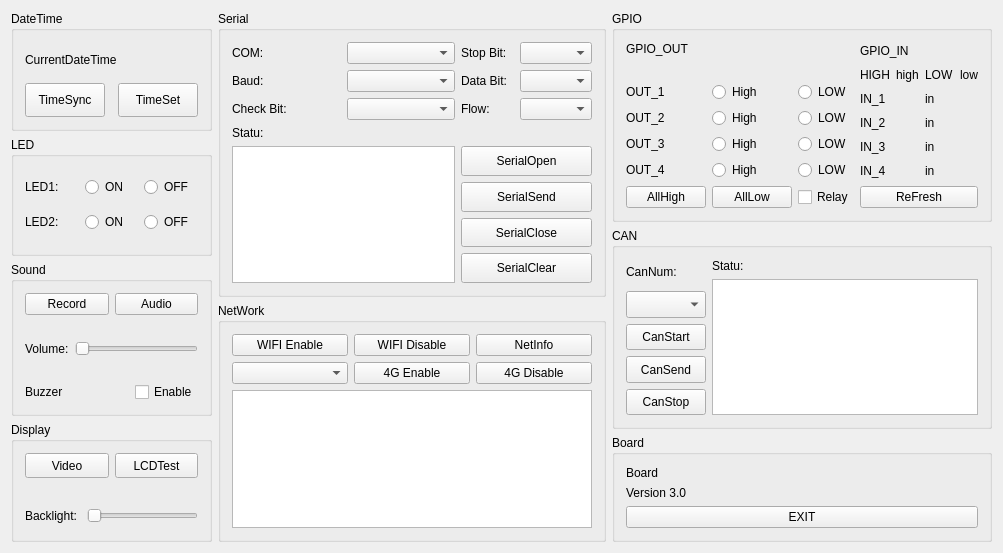
This is mainwindow.ui in Chipsee/hardwaretest as Qt 5 draws it before an edit. The edited form follows.
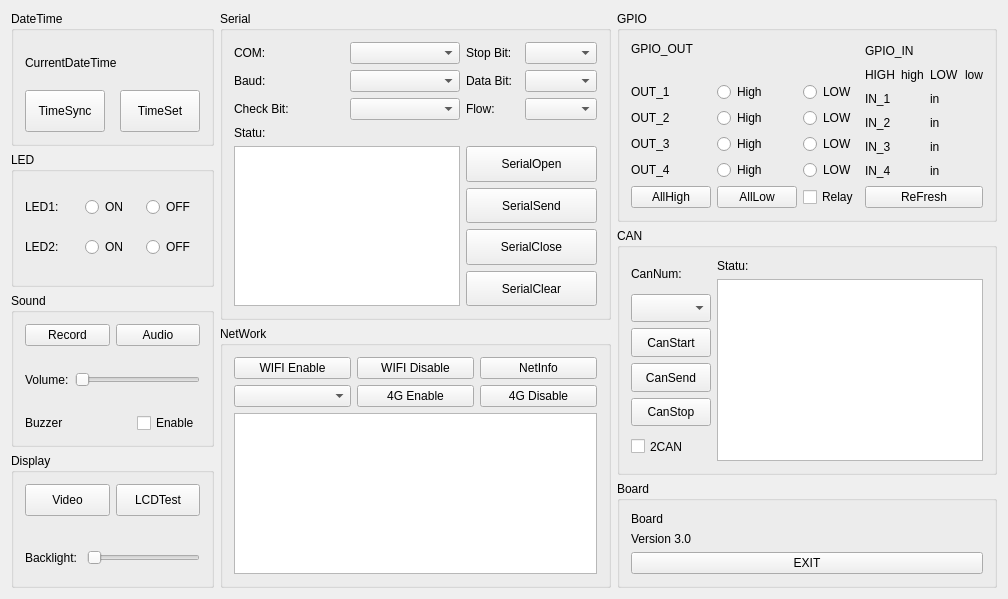
This is the edited form.

What changed in the file:
```diff
--- a/mainwindow.ui
+++ b/mainwindow.ui
@@ -6,8 +6,8 @@
    <rect>
     <x>0</x>
     <y>0</y>
-    <width>1003</width>
-    <height>553</height>
+    <width>1008</width>
+    <height>599</height>
    </rect>
   </property>
   <property name="windowTitle">
@@ -1070,6 +1070,19 @@
              </property>
             </widget>
            </item>
+           <item>
+            <widget class="QCheckBox" name="checkBox_2can">
+             <property name="sizePolicy">
+              <sizepolicy hsizetype="Minimum" vsizetype="Preferred">
+               <horstretch>0</horstretch>
+               <verstretch>0</verstretch>
+              </sizepolicy>
+             </property>
+             <property name="text">
+              <string>2CAN</string>
+             </property>
+            </widget>
+           </item>
           </layout>
          </item>
          <item>
```
Left out of the diff: 3 changed lines with no effect on the pictures.
